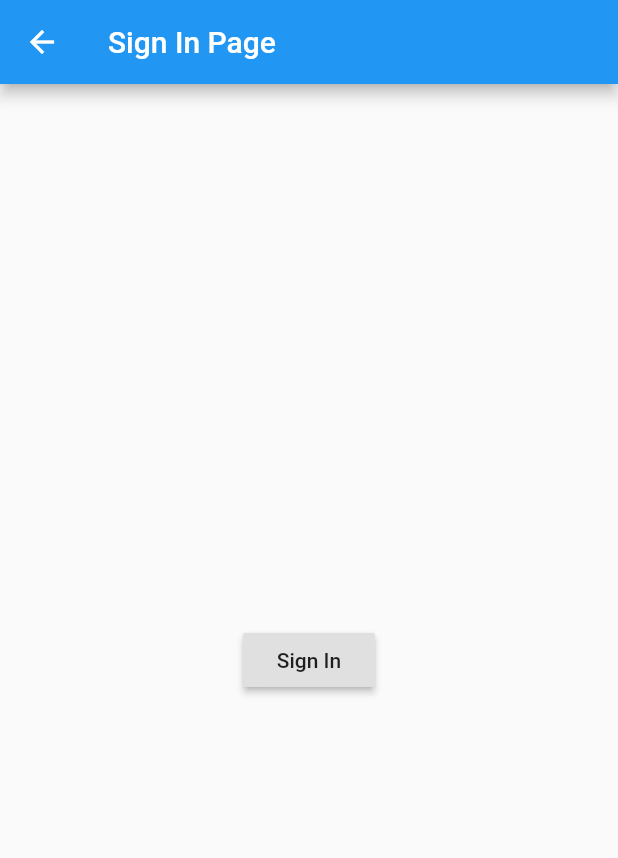
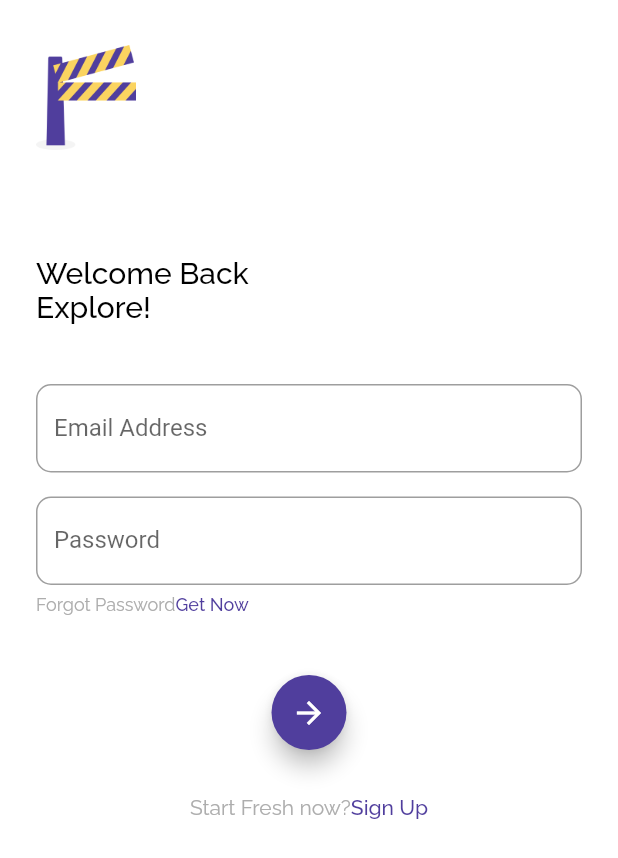
Before and after one commit to awalsetya/movie_apps, a Flutter app: the SignInPage screen opened directly, on a phone screen of 412 x 824 dp. Shown: the top 858 px of the screen. Run offline on Flutter 3.47's test engine with Material 2 defaults, Android fonts, the phone set to English and light mode, and no system bars; our stand-ins replace bloc, cloud_firestore, equatable, firebase_auth, flutter_bloc, google_fonts; accounts and stored records are empty.

Commit message:
add theme bloc

```diff
--- a/lib/bloc/blocs.dart
+++ b/lib/bloc/blocs.dart
@@ -1,2 +1,3 @@
 export 'page_bloc.dart';
 export 'user_bloc.dart';
+export 'theme_bloc.dart';
--- /dev/null
+++ b/lib/bloc/theme_bloc.dart
@@ -0,0 +1,23 @@
+import 'dart:async';
+
+import 'package:bloc/bloc.dart';
+import 'package:equatable/equatable.dart';
+import 'package:flutter/material.dart';
+import 'package:flutter/material.dart';
+
+part 'theme_event.dart';
+part 'theme_state.dart';
+
+class ThemeBloc extends Bloc<ThemeEvent, ThemeState> {
+  @override
+  ThemeState get initialState => ThemeState(ThemeData());
+
+  @override
+  Stream<ThemeState> mapEventToState(
+    ThemeEvent event,
+  ) async* {
+    if (event is ChangeTheme) {
+      yield ThemeState(event.themeData);
+    }
+  }
+}
--- /dev/null
+++ b/lib/bloc/theme_event.dart
@@ -0,0 +1,14 @@
+part of 'theme_bloc.dart';
+
+abstract class ThemeEvent extends Equatable {
+  const ThemeEvent();
+}
+
+class ChangeTheme extends ThemeEvent {
+  final ThemeData themeData;
+
+  const ChangeTheme(this.themeData);
+
+  @override
+  List<Object>get props => [themeData];
+}
--- /dev/null
+++ b/lib/bloc/theme_state.dart
@@ -0,0 +1,10 @@
+part of 'theme_bloc.dart';
+
+class ThemeState extends Equatable {
+  final ThemeData themeData;
+
+  const ThemeState(this.themeData);
+
+  @override
+  List<Object> get props => [themeData];
+}
--- a/lib/main.dart
+++ b/lib/main.dart
@@ -14,16 +14,17 @@ class MyApp extends StatelessWidget {
   Widget build(BuildContext context) {
     return StreamProvider.value(
       value: AuthServices.userStream,
-          child: MultiBlocProvider(
-            providers: [
-              BlocProvider(create: (_)=>PageBloc()),
-              BlocProvider(create: (_)=>UserBloc()),
-            ],
-                      child: MaterialApp(
-        debugShowCheckedModeBanner: false,
-        home: Wrapper()
+      child: MultiBlocProvider(
+        providers: [
+          BlocProvider(create: (_) => PageBloc()),
+          BlocProvider(create: (_) => UserBloc()),
+          BlocProvider(create: (_) => ThemeBloc()),
+        ],
+        child: BlocBuilder<ThemeBloc,ThemeState>(
+            builder: (_, themeState) => MaterialApp(
+              theme: themeState.themeData,
+                debugShowCheckedModeBanner: false, home: Wrapper())),
       ),
-          ),
     );
   }
 }
--- a/lib/ui/pages/sign_in_page.dart
+++ b/lib/ui/pages/sign_in_page.dart
@@ -6,18 +6,107 @@ class SignInPage extends StatefulWidget {
 }
 
 class _SignInPageState extends State<SignInPage> {
+  TextEditingController emailController = TextEditingController();
+  TextEditingController passwordCOntroller = TextEditingController();
+
+  bool isEmailValid = false;
+  bool isPasswordValid = false;
+  bool isSigninValid = false;
   @override
   Widget build(BuildContext context) {
+    context.bloc<ThemeBloc>().add(ChangeTheme(ThemeData().copyWith(primaryColor: accentColor2)));
     return Scaffold(
-      appBar: AppBar(
-        title: Text("Sign In Page"),
-      ),
-      body: Center(
-        child: RaisedButton(child: Text("Sign In"),
-         onPressed: () {
-           AuthServices.signIn("awal@gmail.com", "123456");
-         }),
-      ),
-    );
+        backgroundColor: Colors.white,
+        body: Container(
+          padding: EdgeInsets.symmetric(horizontal: defaultMargin),
+          child: ListView(
+            children: <Widget>[
+              Column(
+                mainAxisAlignment: MainAxisAlignment.center,
+                crossAxisAlignment: CrossAxisAlignment.start,
+                children: <Widget>[
+                  SizedBox(height: 30,),
+                  SizedBox(
+                    height: 70,
+                    child: Image.asset("assets/logo.png"),
+                  ),
+                  Container(
+                    margin: EdgeInsets.only(top: 70, bottom: 40),
+                    child: Text(
+                      "Welcome Back \nExplore!",
+                      style: blackTextFont.copyWith(fontSize: 20),
+                    ),
+                  ),
+                  TextField(
+                    controller: emailController,
+                    decoration: InputDecoration(
+                      border: OutlineInputBorder(
+                        borderRadius: BorderRadius.circular(10),
+                      ),
+                      labelText: "Email Address",
+                      hintText: "Email Address",
+                    ),
+                  ),
+                  SizedBox(
+                    height: 16,
+                  ),
+                  TextField(
+                    controller: passwordCOntroller,
+                    obscureText: true,
+                    decoration: InputDecoration(
+                      border: OutlineInputBorder(
+                        borderRadius: BorderRadius.circular(10),
+                      ),
+                      labelText: "Password",
+                      hintText: "Password",
+                    ),
+                  ),
+                  SizedBox(
+                    height: 6,
+                  ),
+                  Row(
+                    children: <Widget>[
+                      Text(
+                        "Forgot Password",
+                        style: greyTextFont.copyWith(
+                            fontSize: 12, fontWeight: FontWeight.w400),
+                      ),
+                      Text(
+                        "Get Now",
+                        style: purpleTextFont.copyWith(fontSize: 12),
+                      ),
+                    ],
+                  ),
+                  Center(
+                    child: Container(
+                      height: 50,
+                      width: 50,
+                      margin: EdgeInsets.only(top: 40, bottom: 30),
+                      child: FloatingActionButton(
+                        child: Icon(Icons.arrow_forward),
+                        backgroundColor: mainCOlor,
+                        onPressed: () {},
+                      ),
+                    ),
+                  ),
+                  Row(
+                    mainAxisAlignment: MainAxisAlignment.center,
+                    children: <Widget>[
+                      Text(
+                        "Start Fresh now?",
+                        style:
+                            greyTextFont.copyWith(fontWeight: FontWeight.w400),
+                      ),
+                      Text(
+                        "Sign Up",
+                        style: purpleTextFont,
+                      )
+                    ],
+                  )
+                ],
+              ),
+            ],
+          ),
+        ));
   }
 }
```
